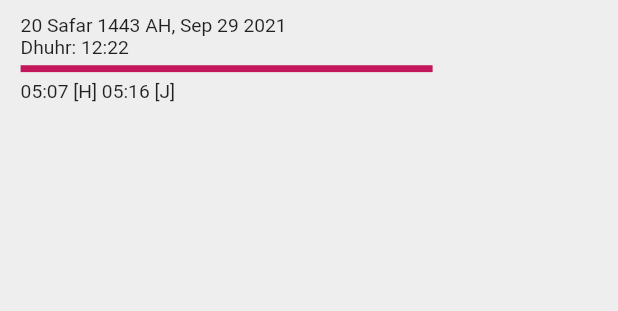
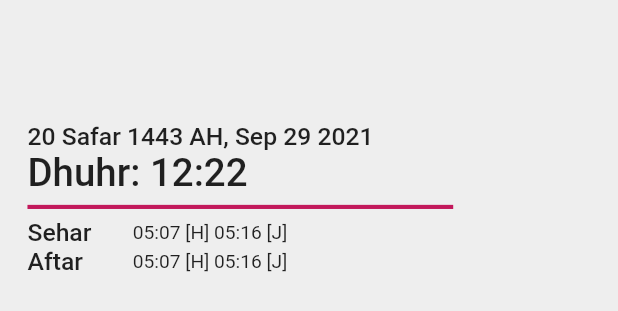
Before and after one commit to Tanzeela97/zong_islamic_web_app, a Flutter app: the CurrentDetailSection widget shown alone on an empty page, opened directly, on a phone screen of 412 x 824 dp. Shown: the top 311 px of the screen. Run offline on Flutter 3.47's test engine with Material 2 defaults, Android fonts, the light colour scheme and no system bars; our stand-ins replace bloc, dartz, flutter_bloc, responsive_framework; network calls fail.

Commit message:
currrnet_detail_section

```diff
--- a/lib/src/ui/page/home_page/current_detail_section.dart
+++ b/lib/src/ui/page/home_page/current_detail_section.dart
@@ -7,26 +7,52 @@ class CurrentDetailSection extends StatelessWidget {
   @override
   Widget build(BuildContext context) {
     return Container(
-      padding: const EdgeInsets.symmetric(vertical: 10,horizontal: 15),
+      padding: const EdgeInsets.symmetric(vertical: 10, horizontal: 20),
       width: double.infinity,
-      height: 300,
-      decoration:  BoxDecoration(
-        color: Colors.grey[200]
-      ),
+      height: 250,
+      decoration: BoxDecoration(color: Colors.grey[200]),
       child: Column(
         crossAxisAlignment: CrossAxisAlignment.start,
-        children:  [
-          const Text('20 Safar 1443 AH, Sep 29 2021'),
-          const Text('Dhuhr: 12:22'),
-          const WidgetDivider(thickness: 5,endIndent: 120),
-          const Text('05:07 [H] 05:16 [J]'),
-          Row(
-            children: [
-
-            ],
-          ),
+        children: [
+          const Spacer(flex: 2),
+          Text('20 Safar 1443 AH, Sep 29 2021',
+              style: Theme.of(context)
+                  .textTheme
+                  .bodyText1!
+                  .copyWith(fontSize: 18)),
+          Text('Dhuhr: 12:22',
+              style: Theme.of(context)
+                  .textTheme
+                  .bodyText1!
+                  .copyWith(fontSize: 28)),
+          const WidgetDivider(thickness: 3, endIndent: 100),
+          const _Row(string: 'Sehar',value: '05:07 [H] 05:16 [J]',),
+          const _Row(string: 'Aftar',value: '05:07 [H] 05:16 [J]',),
+          const Spacer(flex: 1),
         ],
       ),
     );
   }
 }
+
+class _Row extends StatelessWidget {
+  final String string;
+  final String value;
+  const _Row({Key? key,required this.string, required this.value}) : super(key: key);
+
+  @override
+  Widget build(BuildContext context) {
+    return SizedBox(
+      width: 230,
+      child: Row(
+        children: [
+          Expanded(child: Text(string,style: Theme.of(context)
+              .textTheme
+              .bodyText1!
+              .copyWith(fontSize: 18))),
+          Expanded(flex: 2,child: Text(value)),
+        ],
+      ),
+    );
+  }
+}
```
